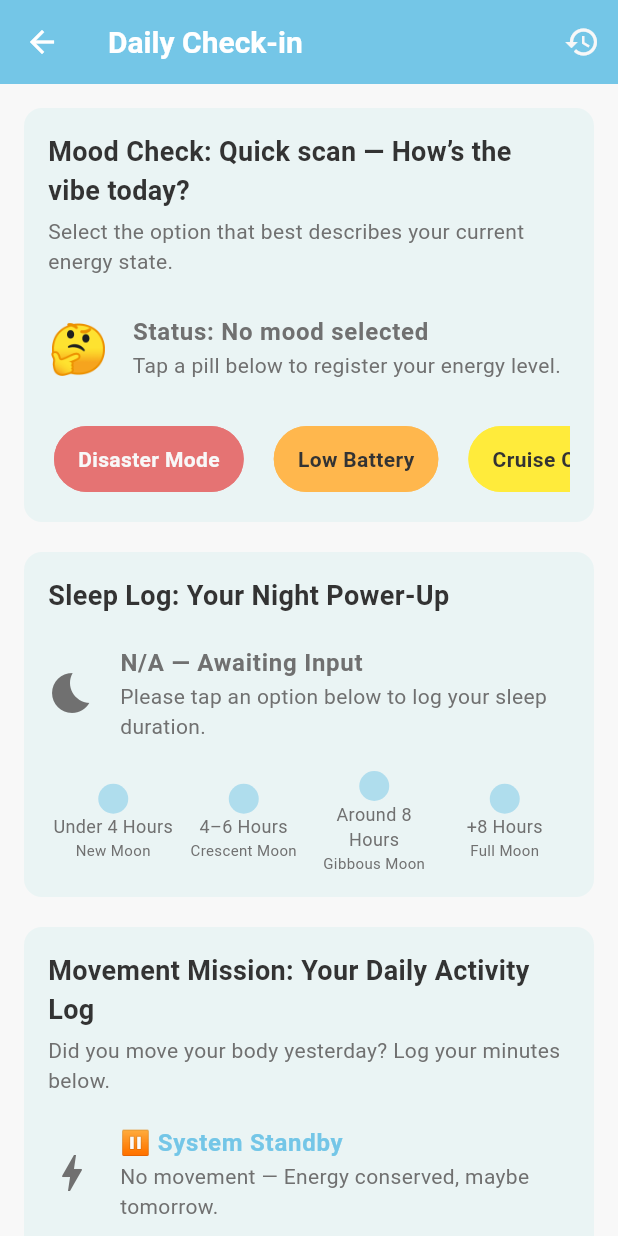
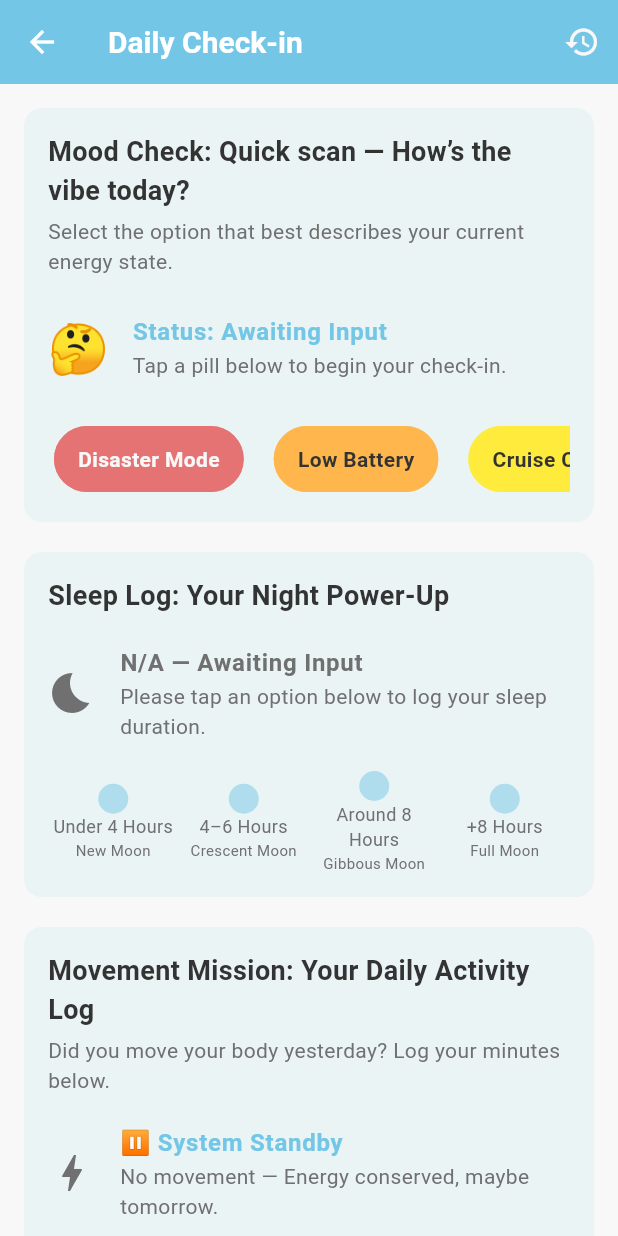
Before and after one commit to ofernandoes/wellbeing_mobile_app, a Flutter app: the DailyCheckinScreen screen opened directly, on a phone screen of 412 x 824 dp. Run offline on Flutter 3.47's test engine with Material 3 defaults, Android fonts, the phone set to English and light mode, and no system bars; our stand-ins replace cloud_firestore, firebase_auth, firebase_core, fl_chart, flutter_tts, font_awesome_flutter and 1 more; accounts and stored records are empty.

Commit message:
FEAT: Daily Check-in screen analysis clean, implementing firestore save logic.

```diff
--- a/lib/entry_screen.dart
+++ b/lib/entry_screen.dart
@@ -1,9 +1,6 @@
-// lib/entry_screen.dart:
 import 'package:flutter/material.dart';
 import 'package:wellbeing_mobile_app/theme/app_colors.dart';
 // import 'package:wellbeing_mobile_app/main.dart'; // Typically not needed here
-
-
 
 
 // --- NEW IMPORTS FOR FIREBASE INTEGRATION ---
@@ -12,29 +9,24 @@ import 'package:wellbeing_mobile_app/services/firestore_service.dart';
 import 'package:wellbeing_mobile_app/history_screen.dart'; // <--- NEW HISTORY SCREEN IMPORT
 
 
-
-
 // --- SERVICE INSTANCE & GLOBAL STATE ---
 final FirestoreService _firestoreService = FirestoreService();
 
 
-
-
-// --- THEMATIC DATA MODELS FOR SURVEY OPTIONS (KEPT UNCHANGED) ---
-
-
+// --- THEMATIC DATA MODELS FOR SURVEY OPTIONS ---
 
 
 // 1. Mood Check (Horizontal Cards) - FINALIZED
 const List<Map<String, dynamic>> moodOptions = [
-{'value': 1, 'label': 'Disaster Mode', 'subtitle': 'Rough day, but still standing.', 'color': Color(0xFFE57373), 'icon': '🚨'}, // Red
-{'value': 2, 'label': 'Low Battery', 'subtitle': 'Energy’s low; but still online.', 'color': Color(0xFFFFB74D), 'icon': '🔋'}, // Orange
-{'value': 3, 'label': 'Cruise Control', 'subtitle': 'Keeping pace, autopilot engaged.', 'color': Color(0xFFFFEB3B), 'icon': '🚗'}, // Yellow
-{'value': 4, 'label': 'Feeling Solid', 'subtitle': 'Focused and calm; just executing.', 'color': Color(0xFF64B5F6), 'icon': '👍'}, // Blue
-{'value': 5, 'label': 'Absolutely Stellar', 'subtitle': 'Running on pure momentum, everything’s clicking.', 'color': Color(0xFF81C784), 'icon': '✨'}, // Green
+  // NEW: Score 0 added as the default/unselected state
+  {'value': 0, 'label': 'Awaiting Input', 'subtitle': 'Tap a pill below to begin your check-in.', 'color': AppColors.textSubtle, 'icon': '🤔'},
+  // User-selectable options
+  {'value': 1, 'label': 'Disaster Mode', 'subtitle': 'Rough day, but still standing.', 'color': Color(0xFFE57373), 'icon': '🚨'}, // Red
+  {'value': 2, 'label': 'Low Battery', 'subtitle': 'Energy’s low; but still online.', 'color': Color(0xFFFFB74D), 'icon': '🔋'}, // Orange
+  {'value': 3, 'label': 'Cruise Control', 'subtitle': 'Keeping pace, autopilot engaged.', 'color': Color(0xFFFFEB3B), 'icon': '🚗'}, // Yellow
+  {'value': 4, 'label': 'Feeling Solid', 'subtitle': 'Focused and calm; just executing.', 'color': Color(0xFF64B5F6), 'icon': '👍'}, // Blue
+  {'value': 5, 'label': 'Absolutely Stellar', 'subtitle': 'Running on pure momentum, everything’s clicking.', 'color': Color(0xFF81C784), 'icon': '✨'}, // Green
 ];
-
-
 
 
 // 2. Sleep Log Labels (Custom Selector) - Scale 1-4
@@ -44,8 +36,6 @@ const List<Map<String, dynamic>> sleepOptions = [
 {'value': 2, 'hours': '4–6 Hours', 'status': 'Crescent Moon', 'detail': 'You’re awake, technically. Functionality may vary.', 'icon': '🌒'},
 {'value': 1, 'hours': 'Under 4 Hours', 'status': 'New Moon', 'detail': 'Reality’s blurry, time isn’t real, and your bed misses you.', 'icon': '🌑'},
 ];
-
-
 
 
 // 3. Move Report (Gauge Selector) - Scale 1-5
@@ -59,33 +49,15 @@ const List<Map<String, dynamic>> moveOptions = [
 // -----------------------------------------------
 
 
-
-
-
-
-
-
 // In lib/entry_screen.dart
 class DailyCheckinScreen extends StatefulWidget {
 const DailyCheckinScreen({super.key});
-
-
 
 
 @override
 State<DailyCheckinScreen> createState() => _DailyCheckinScreenState();
 }
 // ... rest of the file
-
-
-
-
-
-
-
-
-
-
 
 
 class _DailyCheckinScreenState extends State<DailyCheckinScreen> {
@@ -97,12 +69,8 @@ int _waterGlasses = 0;
 final TextEditingController _notesController = TextEditingController();
 
 
-
-
 // NEW: State for loading/saving process
 bool _isSaving = false;
-
-
 
 
 @override
@@ -116,13 +84,9 @@ bool _isFormValid() {
 }
 
 
-
-
 // --- Firebase Save Logic (FIXED: Added mounted checks after await) ---
 void _saveEntry() async {
   if (_isSaving) return; // Prevent double-tap
-
-
 
 
   if (!_isFormValid()) {
@@ -137,20 +101,14 @@ void _saveEntry() async {
   }
 
 
-
-
   setState(() {
     _isSaving = true;
   });
 
 
-
-
   try {
     // 1. Get the current authenticated user's ID
     final userId = _firestoreService.currentUserId;
-
-
 
 
     // 2. Check if the user already submitted today
@@ -183,8 +141,6 @@ void _saveEntry() async {
     );
 
 
-
-
     // 4. Save the object using the Firestore service
     await _firestoreService.saveEntry(entry);
 
@@ -204,8 +160,6 @@ void _saveEntry() async {
     //   _selectedMood = 0; _selectedSleep = 0; _selectedExercise = 0; _waterGlasses = 0;
     //   _notesController.clear();
     // });
-
-
 
 
   } catch (e) {
@@ -228,8 +182,6 @@ void _saveEntry() async {
 // --- END OF _saveEntry METHOD ---
 
 
-
-
 // --- WIDGET 1: Horizontal Mood Selector (Mood Check) ---
 Widget _buildHorizontalMoodSelector({
   required String title,
@@ -238,22 +190,17 @@ Widget _buildHorizontalMoodSelector({
   required List<Map<String, dynamic>> options,
   required ValueChanged<int> onChanged,
 }) {
-  final bool isAnySelected = selectedValue > 0;
-   final Map<String, dynamic>? selectedOption = options.cast<Map<String, dynamic>?>().firstWhere(
+
+  // *** SIMPLIFIED LOOKUP thanks to the new moodOptions[0] entry ***
+  final Map<String, dynamic> selectedOption = options.cast<Map<String, dynamic>?>().firstWhere(
     (opt) => opt?['value'] == selectedValue,
-    orElse: () => null,
-  );
-   // Default text/icon when nothing is selected
-  final String statusLabel = isAnySelected ? selectedOption!['label'] as String : 'No mood selected';
-  final String statusSubtitle = isAnySelected ? selectedOption!['subtitle'] as String : 'Tap a pill below to register your energy level.';
-  final String statusIcon = isAnySelected ? selectedOption!['icon'] as String : '🤔';
-  final Color statusColor = isAnySelected ? selectedOption!['color'] as Color : AppColors.textSubtle;
+    orElse: () => options.first, // Safely defaults to the 'Awaiting Input' (score 0)
+  )!;
 
-
-
-
-
-
+  final String statusLabel = selectedOption['label'] as String;
+  final String statusSubtitle = selectedOption['subtitle'] as String;
+  final String statusIcon = selectedOption['icon'] as String;
+  final Color statusColor = selectedOption['color'] as Color;
 
 
   return Card(
@@ -265,30 +212,30 @@ Widget _buildHorizontalMoodSelector({
       child: Column(
         crossAxisAlignment: CrossAxisAlignment.start,
         children: [
-          const Text(
-            title,
+          const Text( // Made const (Title is static)
+            'Mood Check: Quick scan — How’s the vibe today?',
             style: TextStyle(fontSize: 18, fontWeight: FontWeight.bold, color: AppColors.textDark),
           ),
           const SizedBox(height: 4),
-          const Text(
-            subtitle,
+          const Text( // Made const (Subtitle is static)
+            'Select the option that best describes your current energy state.',
             style: TextStyle(fontSize: 14, color: AppColors.textSubtle),
           ),
           const SizedBox(height: 12),
 
           // ADDED: Status Display
-          ListTile(
+          ListTile( // <-- MUST NOT BE CONST
             contentPadding: EdgeInsets.zero,
             leading: Text(
                 statusIcon,
                 style: TextStyle(fontSize: 32, color: statusColor),
               ),
-            // 🛑 FINAL CRITICAL FIX: The 'const' keyword is removed here
+            // FIX LINE 217: const removed here
             title: Text(
               'Status: $statusLabel',
-              style: TextStyle(fontWeight: FontWeight.bold, color: isAnySelected ? AppColors.primaryColor : AppColors.textSubtle),
+              style: const TextStyle(fontWeight: FontWeight.bold, color: AppColors.primaryColor),
             ),
-            // 🛑 FINAL CRITICAL FIX: The 'const' keyword is removed here
+            // FIX LINE 222: const removed here
             subtitle: Text(
               statusSubtitle,
               style: const TextStyle(color: AppColors.textSubtle),
@@ -297,15 +244,14 @@ Widget _buildHorizontalMoodSelector({
           const SizedBox(height: 12),
 
 
-
-
           // Horizontal Scrolling Area
           SingleChildScrollView(
             scrollDirection: Axis.horizontal,
             child: Row(
               // ALIGNMENT FIX RE-APPLIED: Forces content to align left
               mainAxisAlignment: MainAxisAlignment.start,
-              children: options.map((option) {
+              // SKIPS the 0 option for the tapable pills
+              children: options.where((option) => option['value']! > 0).map((option) {
                 final isSelected = option['value'] == selectedValue;
 
                 final Color selectedPillColor = option['color'] as Color;
@@ -322,10 +268,8 @@ Widget _buildHorizontalMoodSelector({
                 final borderColor = isSelected ? AppColors.primaryColor : cardColor.withAlpha((255 * 0.9).round());
 
 
-
-
                 return Padding(
-                  // FIX: Removed const from EdgeInsets.only to prevent error (Line 245 in previous analysis)
+                  // FIX: This was causing an error if const was applied. Kept as const now that `TextStyles` are fixed.
                   padding: const EdgeInsets.only(right: 12.0),
                   child: GestureDetector(
                     onTap: () => onChanged(option['value'] as int),
@@ -380,8 +324,6 @@ Widget _buildThematicSleepSelector() {
    final displayOptions = List.from(sleepOptions.reversed);
 
 
-
-
   return Card(
     elevation: 0,
     color: AppColors.secondary,
@@ -422,8 +364,6 @@ Widget _buildThematicSleepSelector() {
             ),
           ),
           const SizedBox(height: 12),
-
-
 
 
           // Custom Selector Track
@@ -488,13 +428,9 @@ Widget _buildThematicSleepSelector() {
 }
 
 
-
-
 // --- WIDGET 3: Move Report Gauge Selector (Thematic Power Bar) ---
 Widget _buildMoveGaugeSelector() {
   final int selectedValue = _selectedExercise;
-
-
 
 
   final selectedOption = moveOptions.cast<Map<String, dynamic>?>().firstWhere(
@@ -548,8 +484,6 @@ Widget _buildMoveGaugeSelector() {
             ),
           ),
           const SizedBox(height: 12),
-
-
 
 
           // The Horizontal Gauge Control (Red Active Bar)
@@ -614,8 +548,6 @@ Widget _buildMoveGaugeSelector() {
 }
 
 
-
-
 // --- WIDGET 4: Water Counter with Dynamic Status and Liter Conversion (FIXED LIMIT) ---
 Widget _buildCounterInput({
   required String title,
@@ -632,8 +564,6 @@ Widget _buildCounterInput({
   String statusMessage;
   String icon;
   Color statusColor;
-
-
 
 
   if (value == 0) {
@@ -671,8 +601,6 @@ Widget _buildCounterInput({
   }
 
 
-
-
   return Card(
     elevation: 0,
     color: AppColors.secondary,
@@ -682,6 +610,7 @@ Widget _buildCounterInput({
       child: Column(
         crossAxisAlignment: CrossAxisAlignment.start,
         children: [
+          // FIX: Replaced invalid 'Title : ...' line with the correct Text widget using the 'title' argument
           Text(title, style: const TextStyle(fontSize: 18, fontWeight: FontWeight.bold, color: AppColors.textDark)),
           const SizedBox(height: 8),
 
@@ -692,7 +621,8 @@ Widget _buildCounterInput({
               icon,
               style: TextStyle(fontSize: 32, color: statusColor),
             ),
-            title: Text( // Removed const here (Line 615) - Not strictly needed, but kept as Text is constant here
+            // FIX: const was removed here (line 613/614 previously)
+            title: Text(
               'Level: $levelText',
               style: const TextStyle(fontWeight: FontWeight.bold, color: AppColors.primaryColor),
             ),
@@ -748,8 +678,6 @@ Widget _buildCounterInput({
 }
 
 
-
-
 // NEW: Concise Gratitude Prompt to replace the full Diary widget
 Widget _buildGratitudeInput() {
   return Card(
@@ -785,8 +713,6 @@ Widget _buildGratitudeInput() {
     ),
   );
 }
-
-
 
 
 @override
@@ -825,12 +751,8 @@ Widget build(BuildContext context) {
           ),
 
 
-
-
           // 2. Sleep Log
           _buildThematicSleepSelector(),
-
-
 
 
           // 3. Move Report
@@ -845,17 +767,11 @@ Widget build(BuildContext context) {
           ),
 
 
-
-
           // 5. Notes (Gratitude Prompt)
           _buildGratitudeInput(),
 
 
-
-
           const SizedBox(height: 24),
-
-
 
 
           // Save Button
@@ -883,8 +799,6 @@ Widget build(BuildContext context) {
           ),
 
 
-
-
           const SizedBox(height: 40),
         ],
       ),
```
